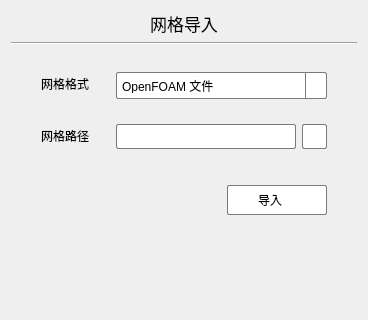
First picture: the form in src/FormMeshImport.ui, repository Aiopr-bits/MAVES, before the edit; both pictures show x 0 to 368 and y 0 to 320 of the 368 by 613 pixel window.
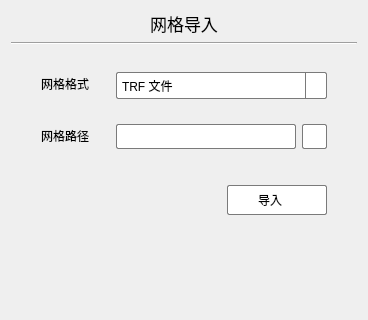
Second picture: the form after the edit. Icons and pictures are not drawn.

Commit message: feat:界面上将OpenFoam信息替换为TRF信息

Patch:
```diff
--- a/src/FormMeshImport.ui
+++ b/src/FormMeshImport.ui
@@ -227,7 +227,7 @@
            </property>
            <item>
             <property name="text">
-             <string>OpenFOAM 文件</string>
+             <string>TRF 文件</string>
             </property>
            </item>
           </widget>
```
The commit also changes 2 other files.
